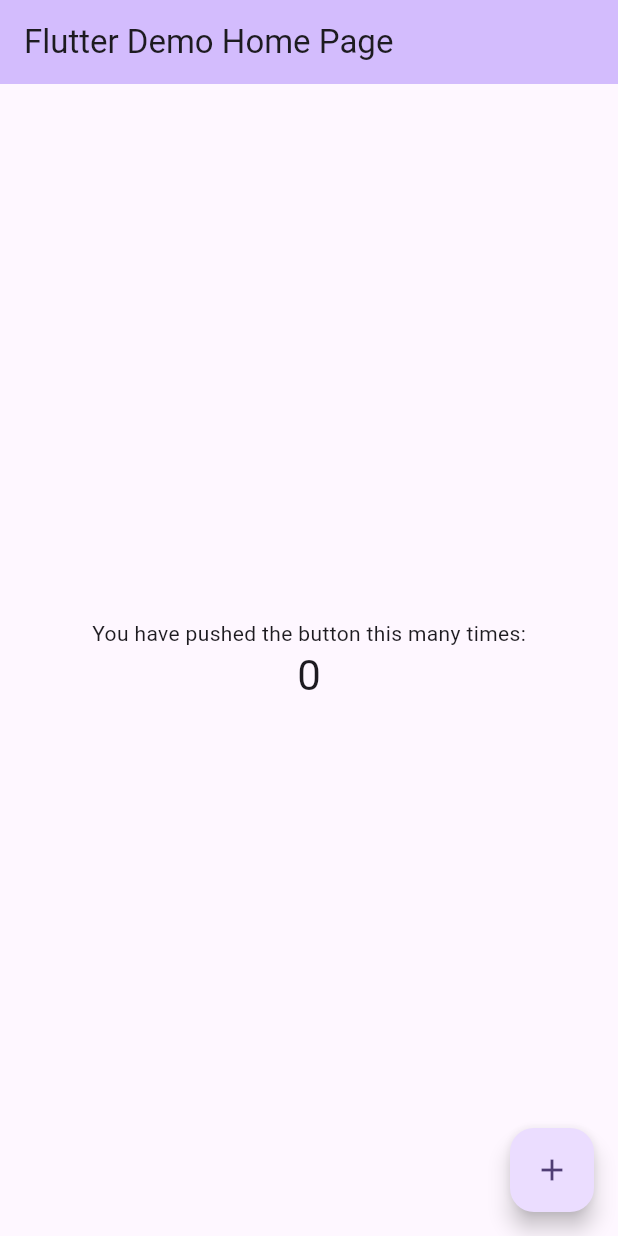
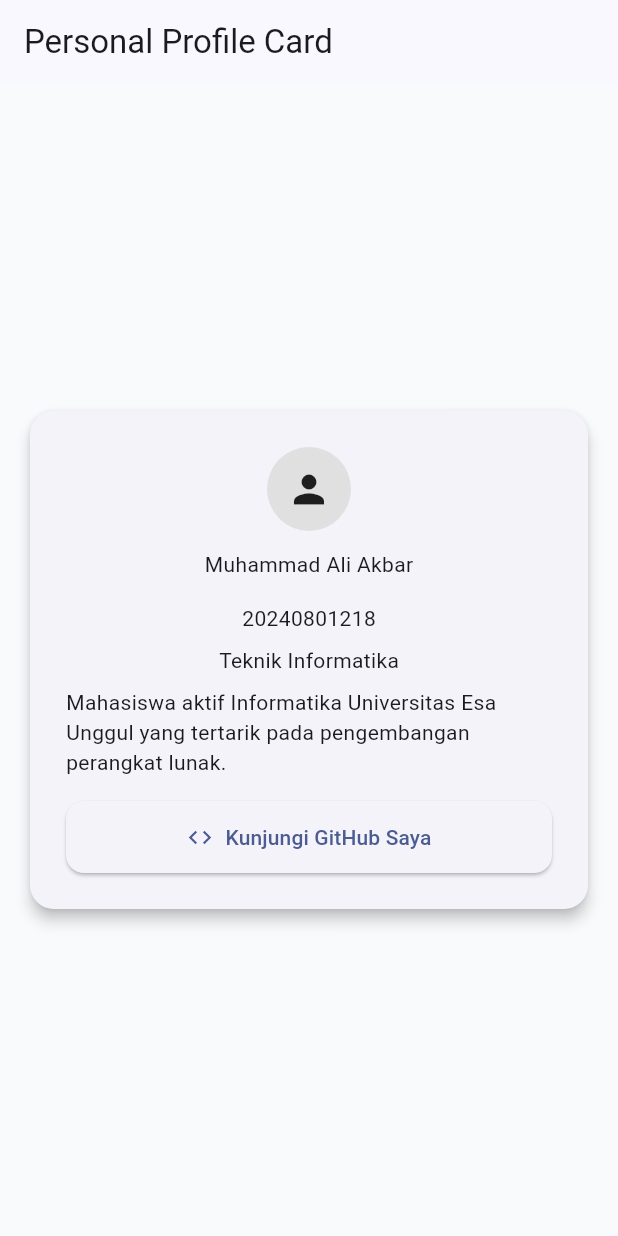
Before and after one commit to aliakbaridrus/tugas_pemrograman_mobile, a Flutter app: the screen it shows after launch, on a phone screen of 412 x 824 dp. Run offline on Flutter 3.47's test engine with Material 3 defaults, Android fonts, the phone set to English and light mode, and no system bars.

Commit message:
fix(praktikum-04): perbarui perhitungan ukuran berdasarkan digit terakhir NIM

```diff
--- a/praktikum-04/lib/main.dart
+++ b/praktikum-04/lib/main.dart
@@ -1,4 +1,6 @@
 import 'package:flutter/material.dart';
+import 'theme/app_theme.dart';
+import 'widgets/app_button.dart';
 
 void main() {
   runApp(const MyApp());
@@ -7,119 +9,91 @@ void main() {
 class MyApp extends StatelessWidget {
   const MyApp({super.key});
 
-  // This widget is the root of your application.
   @override
   Widget build(BuildContext context) {
     return MaterialApp(
-      title: 'Flutter Demo',
-      theme: ThemeData(
-        // This is the theme of your application.
-        //
-        // TRY THIS: Try running your application with "flutter run". You'll see
-        // the application has a purple toolbar. Then, without quitting the app,
-        // try changing the seedColor in the colorScheme below to Colors.green
-        // and then invoke "hot reload" (save your changes or press the "hot
-        // reload" button in a Flutter-supported IDE, or press "r" if you used
-        // the command line to start the app).
-        //
-        // Notice that the counter didn't reset back to zero; the application
-        // state is not lost during the reload. To reset the state, use hot
-        // restart instead.
-        //
-        // This works for code too, not just values: Most code changes can be
-        // tested with just a hot reload.
-        colorScheme: ColorScheme.fromSeed(seedColor: Colors.deepPurple),
-        useMaterial3: true,
-      ),
-      home: const MyHomePage(title: 'Flutter Demo Home Page'),
+      debugShowCheckedModeBanner: false,
+      theme: AppTheme.light,
+      home: const ProfilePage(),
     );
   }
 }
 
-class MyHomePage extends StatefulWidget {
-  const MyHomePage({super.key, required this.title});
-
-  // This widget is the home page of your application. It is stateful, meaning
-  // that it has a State object (defined below) that contains fields that affect
-  // how it looks.
-
-  // This class is the configuration for the state. It holds the values (in this
-  // case the title) provided by the parent (in this case the App widget) and
-  // used by the build method of the State. Fields in a Widget subclass are
-  // always marked "final".
-
-  final String title;
-
-  @override
-  State<MyHomePage> createState() => _MyHomePageState();
-}
-
-class _MyHomePageState extends State<MyHomePage> {
-  int _counter = 0;
-
-  void _incrementCounter() {
-    setState(() {
-      // This call to setState tells the Flutter framework that something has
-      // changed in this State, which causes it to rerun the build method below
-      // so that the display can reflect the updated values. If we changed
-      // _counter without calling setState(), then the build method would not be
-      // called again, and so nothing would appear to happen.
-      _counter++;
-    });
-  }
+class ProfilePage extends StatelessWidget {
+  const ProfilePage({super.key});
 
   @override
   Widget build(BuildContext context) {
-    // This method is rerun every time setState is called, for instance as done
-    // by the _incrementCounter method above.
-    //
-    // The Flutter framework has been optimized to make rerunning build methods
-    // fast, so that you can just rebuild anything that needs updating rather
-    // than having to individually change instances of widgets.
+    // Variabel d dari digit terakhir NIM (20240801218 -> 8)
+    final int d = 8;
+
+    // Perhitungan ukuran berdasarkan NIM (d = 8)
+    final double cardPadding = 16.0 + d;      // 24.0 px
+    final double cardRadius = 8.0 + d;        // 16.0 px
+    final double buttonHeight = 40.0 + d;     // 48.0 px
+    final double buttonRadius = 4.0 + d;      // 12.0 px
+    final double avatarSize = 40.0 + (2 * d); // 56.0 px
+    final double nameNimSpacing = 8.0 + d;    // 16.0 px
+
     return Scaffold(
       appBar: AppBar(
-        // TRY THIS: Try changing the color here to a specific color (to
-        // Colors.amber, perhaps?) and trigger a hot reload to see the AppBar
-        // change color while the other colors stay the same.
-        backgroundColor: Theme.of(context).colorScheme.inversePrimary,
-        // Here we take the value from the MyHomePage object that was created by
-        // the App.build method, and use it to set our appbar title.
-        title: Text(widget.title),
+        title: const Text('Personal Profile Card'),
       ),
       body: Center(
-        // Center is a layout widget. It takes a single child and positions it
-        // in the middle of the parent.
-        child: Column(
-          // Column is also a layout widget. It takes a list of children and
-          // arranges them vertically. By default, it sizes itself to fit its
-          // children horizontally, and tries to be as tall as its parent.
-          //
-          // Column has various properties to control how it sizes itself and
-          // how it positions its children. Here we use mainAxisAlignment to
-          // center the children vertically; the main axis here is the vertical
-          // axis because Columns are vertical (the cross axis would be
-          // horizontal).
-          //
-          // TRY THIS: Invoke "debug painting" (choose the "Toggle Debug Paint"
-          // action in the IDE, or press "p" in the console), to see the
-          // wireframe for each widget.
-          mainAxisAlignment: MainAxisAlignment.center,
-          children: <Widget>[
-            const Text(
-              'You have pushed the button this many times:',
+        child: Padding(
+          padding: const EdgeInsets.all(16.0),
+          child: Card(
+            elevation: 4,
+            shape: RoundedRectangleBorder(
+              borderRadius: BorderRadius.circular(cardRadius),
             ),
-            Text(
-              '$_counter',
-              style: Theme.of(context).textTheme.headlineMedium,
+            child: Padding(
+              padding: EdgeInsets.all(cardPadding),
+              child: Column(
+                mainAxisSize: MainAxisSize.min,
+                children: [
+                  // 1. Foto profil / ikon avatar
+                  ClipRRect(
+                    borderRadius: BorderRadius.circular(avatarSize / 2),
+                    child: Container(
+                      width: avatarSize,
+                      height: avatarSize,
+                      color: Colors.grey.shade300,
+                      child: const Icon(Icons.person, size: 30),
+                    ),
+                  ),
+                  const SizedBox(height: 12),
+
+                  // 2. Nama lengkap (menggunakan Text biasa tanpa style)
+                  const Text('Muhammad Ali Akbar'),
+                  SizedBox(height: nameNimSpacing),
+
+                  // 3. NIM
+                  const Text('20240801218'),
+                  const SizedBox(height: 8),
+
+                  // 4. Program studi
+                  const Text('Teknik Informatika'),
+                  const SizedBox(height: 8),
+
+                  // 5. Deskripsi singkat tentang diri sendiri
+                  const Text('Mahasiswa aktif Informatika Universitas Esa Unggul yang tertarik pada pengembangan perangkat lunak.'),
+                  const SizedBox(height: 16),
+
+                  // 6. Tombol Kunjungi GitHub Saya
+                  AppButton(
+                    label: 'Kunjungi GitHub Saya',
+                    icon: Icons.code,
+                    url: 'https://github.com/muhammadaliakbar', // Sesuaikan username GitHub Anda jika perlu
+                    height: buttonHeight,
+                    borderRadius: buttonRadius,
+                  ),
+                ],
+              ),
             ),
-          ],
+          ),
         ),
       ),
-      floatingActionButton: FloatingActionButton(
-        onPressed: _incrementCounter,
-        tooltip: 'Increment',
-        child: const Icon(Icons.add),
-      ), // This trailing comma makes auto-formatting nicer for build methods.
     );
   }
 }
--- /dev/null
+++ b/praktikum-04/lib/theme/app_theme.dart
@@ -0,0 +1,11 @@
+import 'package:flutter/material.dart';
+
+class AppTheme {
+  static final ThemeData light = ThemeData(
+    useMaterial3: true,
+    colorScheme: ColorScheme.fromSeed(
+      seedColor: const Color(0xFF2563EB),
+    ),
+    scaffoldBackgroundColor: const Color(0xFFF8FAFC),
+  );
+}
--- /dev/null
+++ b/praktikum-04/lib/widgets/app_button.dart
@@ -0,0 +1,62 @@
+import 'package:flutter/material.dart';
+import 'package:url_launcher/url_launcher.dart';
+
+class AppButton extends StatelessWidget {
+  final String label;
+  final IconData? icon;
+  final VoidCallback? onPressed;
+  final String? url;
+  final double height; // Ditambahkan sesuai ketentuan
+  final double borderRadius; // Ditambahkan sesuai ketentuan
+
+  const AppButton({
+    super.key,
+    required this.label,
+    this.icon,
+    this.onPressed,
+    this.url,
+    required this.height,
+    required this.borderRadius,
+  });
+
+  Future<void> _handlePressed() async {
+    if (onPressed != null) {
+      onPressed!();
+      return;
+    }
+    if (url != null) {
+      final Uri uri = Uri.parse(url!);
+      final bool success = await launchUrl(uri, mode: LaunchMode.externalApplication);
+      if (!success) {
+        debugPrint("Gagal Membuka Link");
+      }
+    }
+  }
+
+  @override
+  Widget build(BuildContext context) {
+    return SizedBox(
+      width: double.infinity,
+      height: height, // Menerapkan tinggi tombol berdasarkan NIM
+      child: ElevatedButton(
+        onPressed: (onPressed != null || url != null) ? _handlePressed : null,
+        style: ElevatedButton.styleFrom(
+          shape: RoundedRectangleBorder(
+            borderRadius: BorderRadius.circular(borderRadius), // Menerapkan radius berdasarkan NIM
+          ),
+        ),
+        child: Row(
+          mainAxisAlignment: MainAxisAlignment.center,
+          mainAxisSize: MainAxisSize.min,
+          children: [
+            if (icon != null) ...[
+              Icon(icon),
+              const SizedBox(width: 8),
+            ],
+            Text(label),
+          ],
+        ),
+      ),
+    );
+  }
+}
```
